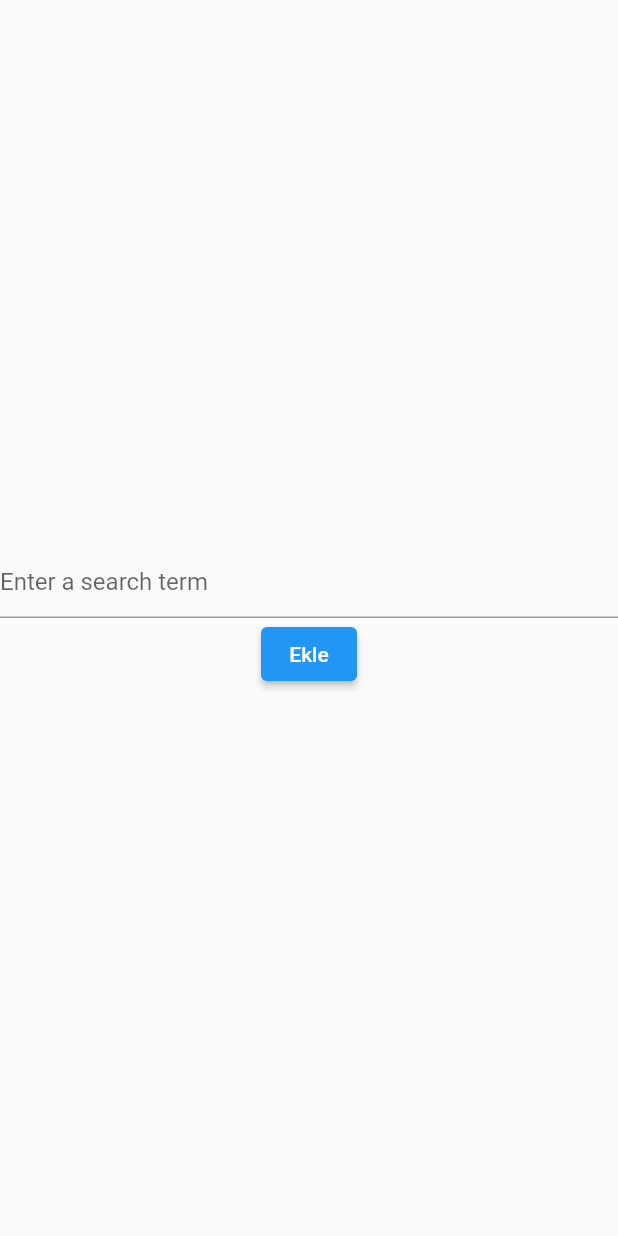
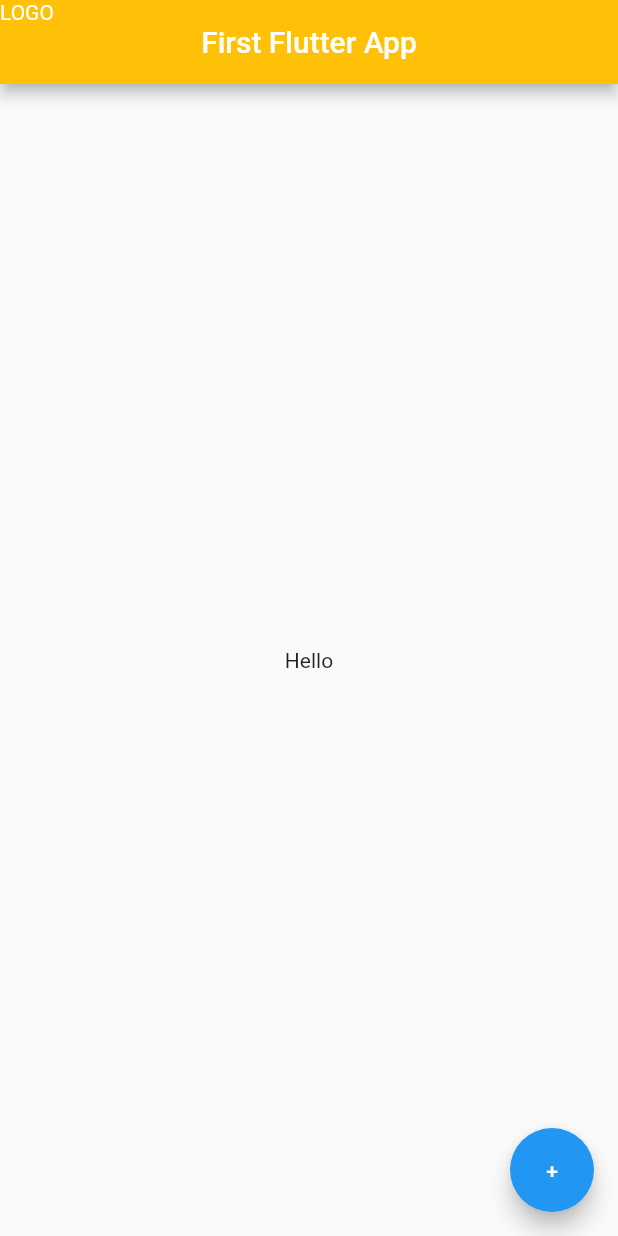
Before and after one commit to melikeozlen/First-Flutter, a Flutter app: the screen it shows after launch, on a phone screen of 412 x 824 dp. Run offline on Flutter 3.47's test engine with Material 2 defaults, Android fonts, the phone set to English and light mode, and no system bars.

Commit message:
Introduction to Flutter

```diff
--- a/lib/main.dart
+++ b/lib/main.dart
@@ -1,79 +1,27 @@
 import 'package:flutter/material.dart';
 
 void main() {
-  runApp(const Test());
+  runApp(const WidgetDetail());
 }
 
-// class WidgetDetail extends StatelessWidget {
-//   const WidgetDetail({super.key});
-//   @override
-//   Widget build(BuildContext context) {
-//     return MaterialApp(
-//       home: Scaffold(
-//         appBar: AppBar(
-//           title: const Text("Todo Appss"),
-//           centerTitle: true, // Başlığı ortaladı
-//           backgroundColor: Colors.amber,
-//           leading: const Text("LOGO"),
-//         ),
-//         body: const Center(
-//           child: Text("hiddf"),
-//         ),
-//         floatingActionButton: FloatingActionButton(
-//           child: const Text("+"),
-//           onPressed: () {},
-//         ),
-//       ),
-//     );
-//   }
-// }
-
-class Test extends StatefulWidget {
-  const Test({super.key});
-
-  @override
-  State<Test> createState() => _TestState();
-}
-
-class _TestState extends State<Test> {
-  String value = "";
-  List<String> myList = [];
-
-  var todos = [];
+class WidgetDetail extends StatelessWidget {
+  const WidgetDetail({super.key});
   @override
   Widget build(BuildContext context) {
     return MaterialApp(
       home: Scaffold(
-        body: Center(
-          child: Column(
-            mainAxisAlignment: MainAxisAlignment.center,
-            children: [
-              TextField(
-                onChanged: (text) {
-                  value = text;
-                  print(text);
-                },
-                decoration: const InputDecoration(
-                  hintText: 'Enter a search term',
-                ),
-              ),
-              ElevatedButton(
-                onPressed: () {
-                  setState(() {
-                    myList.add(value);
-                    value = "";
-                    print("state arttırıldı");
-                  });
-                },
-                child: const Text("Ekle"),
-              ),
-              for (var fruit in myList)
-                Text(
-                  fruit,
-                  style: TextStyle(fontSize: 18, fontWeight: FontWeight.w600),
-                ),
-            ],
-          ),
+        appBar: AppBar(
+          title: const Text("First Flutter App"),
+          centerTitle: true, // Başlığı ortaladı
+          backgroundColor: Colors.amber,
+          leading: const Text("LOGO"),
+        ),
+        body: const Center(
+          child: Text("Hello"),
+        ),
+        floatingActionButton: FloatingActionButton(
+          child: const Text("+"),
+          onPressed: () {},
         ),
       ),
     );
```
Also changed, not shown: 1 other file.
